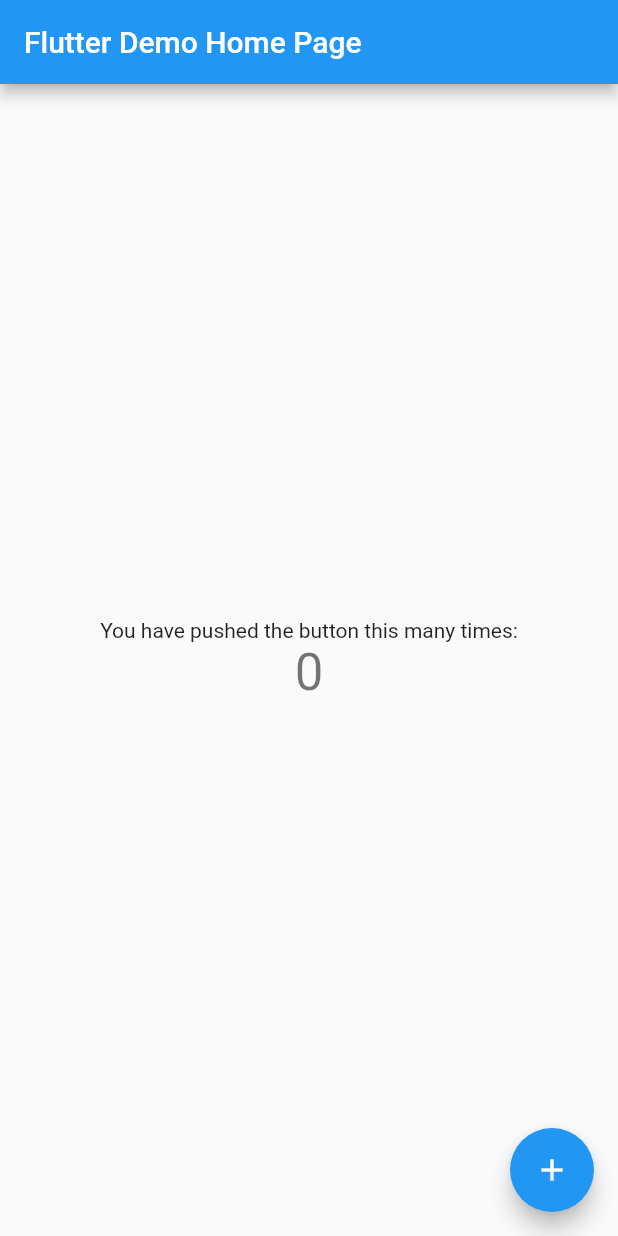
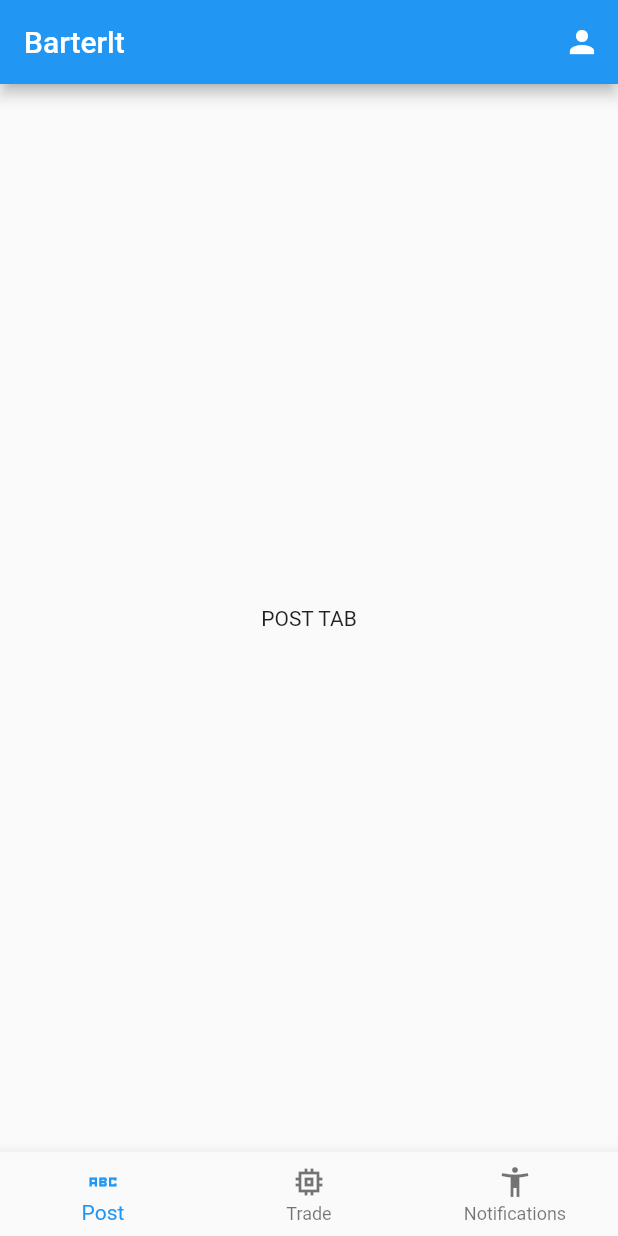
Before and after one commit to Haikal283950/STIW2044-Lab-Assignment-2-Barterlt, a Flutter app: the screen it shows after launch, on a phone screen of 412 x 824 dp. Run offline on Flutter 3.47's test engine with Material 2 defaults, Android fonts, the phone set to English and light mode, and no system bars.

Commit message:
Implementation of 3 screens as promised

```diff
--- a/barterlt/lib/main.dart
+++ b/barterlt/lib/main.dart
@@ -1,3 +1,4 @@
+import 'package:barterlt/views/splash_screen.dart';
 import 'package:flutter/material.dart';
 
 void main() {
@@ -11,105 +12,24 @@ class MyApp extends StatelessWidget {
   @override
   Widget build(BuildContext context) {
     return MaterialApp(
-      title: 'Flutter Demo',
+      title: 'Barterlt',
       theme: ThemeData(
-        // This is the theme of your application.
-        //
-        // Try running your application with "flutter run". You'll see the
-        // application has a blue toolbar. Then, without quitting the app, try
-        // changing the primarySwatch below to Colors.green and then invoke
-        // "hot reload" (press "r" in the console where you ran "flutter run",
-        // or simply save your changes to "hot reload" in a Flutter IDE).
-        // Notice that the counter didn't reset back to zero; the application
-        // is not restarted.
-        primarySwatch: Colors.blue,
+          primarySwatch: Colors.blue,
+          textTheme: TextTheme(
+              displayLarge: TextStyle(
+                  fontFamily: 'Gotham',
+                  color: Color.fromARGB(255, 8, 9, 87),
+                  fontSize: 35,
+                  fontWeight: FontWeight.bold),
+              bodySmall: TextStyle(
+                  fontFamily: 'Gotham',
+                  color: Color.fromARGB(255, 8, 9, 87),
+                  fontSize: 13),
+              displaySmall: TextStyle(
+                  fontFamily: 'Gotham', color: Colors.white, fontSize: 13))),
+      home: Scaffold(
+        body: Splash_screen(),
       ),
-      home: const MyHomePage(title: 'Flutter Demo Home Page'),
     );
   }
 }
-
-class MyHomePage extends StatefulWidget {
-  const MyHomePage({super.key, required this.title});
-
-  // This widget is the home page of your application. It is stateful, meaning
-  // that it has a State object (defined below) that contains fields that affect
-  // how it looks.
-
-  // This class is the configuration for the state. It holds the values (in this
-  // case the title) provided by the parent (in this case the App widget) and
-  // used by the build method of the State. Fields in a Widget subclass are
-  // always marked "final".
-
-  final String title;
-
-  @override
-  State<MyHomePage> createState() => _MyHomePageState();
-}
-
-class _MyHomePageState extends State<MyHomePage> {
-  int _counter = 0;
-
-  void _incrementCounter() {
-    setState(() {
-      // This call to setState tells the Flutter framework that something has
-      // changed in this State, which causes it to rerun the build method below
-      // so that the display can reflect the updated values. If we changed
-      // _counter without calling setState(), then the build method would not be
-      // called again, and so nothing would appear to happen.
-      _counter++;
-    });
-  }
-
-  @override
-  Widget build(BuildContext context) {
-    // This method is rerun every time setState is called, for instance as done
-    // by the _incrementCounter method above.
-    //
-    // The Flutter framework has been optimized to make rerunning build methods
-    // fast, so that you can just rebuild anything that needs updating rather
-    // than having to individually change instances of widgets.
-    return Scaffold(
-      appBar: AppBar(
-        // Here we take the value from the MyHomePage object that was created by
-        // the App.build method, and use it to set our appbar title.
-        title: Text(widget.title),
-      ),
-      body: Center(
-        // Center is a layout widget. It takes a single child and positions it
-        // in the middle of the parent.
-        child: Column(
-          // Column is also a layout widget. It takes a list of children and
-          // arranges them vertically. By default, it sizes itself to fit its
-          // children horizontally, and tries to be as tall as its parent.
-          //
-          // Invoke "debug painting" (press "p" in the console, choose the
-          // "Toggle Debug Paint" action from the Flutter Inspector in Android
-          // Studio, or the "Toggle Debug Paint" command in Visual Studio Code)
-          // to see the wireframe for each widget.
-          //
-          // Column has various properties to control how it sizes itself and
-          // how it positions its children. Here we use mainAxisAlignment to
-          // center the children vertically; the main axis here is the vertical
-          // axis because Columns are vertical (the cross axis would be
-          // horizontal).
-          mainAxisAlignment: MainAxisAlignment.center,
-          children: <Widget>[
-            const Text(
-              'You have pushed the button this many times:',
-            ),
-            Text(
-              '$_counter',
-              style: Theme.of(context).textTheme.headlineMedium,
-            ),
-          ],
-        ),
-      ),
-      floatingActionButton: FloatingActionButton(
-        onPressed: _incrementCounter,
-        tooltip: 'Increment',
-        child: const Icon(Icons.add),
-      ), // This trailing comma makes auto-formatting nicer for build methods.
-    );
-  }
-}
--- /dev/null
+++ b/barterlt/lib/views/main_screen.dart
@@ -0,0 +1,75 @@
+import 'package:barterlt/views/login_screen.dart';
+import 'package:barterlt/views/tab_page1.dart';
+import 'package:barterlt/views/tab_page2.dart';
+import 'package:barterlt/views/tab_page3.dart';
+import 'package:flutter/material.dart';
+
+class main_screen extends StatefulWidget {
+  const main_screen({super.key});
+
+  @override
+  State<main_screen> createState() => _main_screenState();
+}
+
+class _main_screenState extends State<main_screen> {
+  late List<Widget> tab_childs;
+  int _currentIndex = 0;
+  String mainTitle = "Trade";
+  @override
+  void initState() {
+    super.initState();
+    tab_childs = [tab_page1(), tab_page2(), tab_page3()];
+  }
+
+  @override
+  Widget build(BuildContext context) {
+    return Scaffold(
+      appBar: AppBar(
+        title: Text("Barterlt"),
+        actions: [
+          IconButton(
+              onPressed: () {
+                Navigator.push(context,
+                    MaterialPageRoute(builder: (context) => login_screen()));
+              },
+              icon: Icon(Icons.person))
+        ],
+      ),
+      body: tab_childs[_currentIndex],
+      bottomNavigationBar: BottomNavigationBar(
+        type: BottomNavigationBarType.fixed,
+        onTap: onTabTapped,
+        currentIndex: _currentIndex,
+        items: [
+          BottomNavigationBarItem(
+            icon: Icon(Icons.abc_sharp),
+            label: "Post",
+          ),
+          BottomNavigationBarItem(
+            icon: Icon(Icons.memory_sharp),
+            label: "Trade",
+          ),
+          BottomNavigationBarItem(
+            icon: Icon(Icons.accessibility_new_outlined),
+            label: "Notifications",
+          ),
+        ],
+      ),
+    );
+  }
+
+  void onTabTapped(int index) {
+    setState(() {
+      _currentIndex = index;
+      if (_currentIndex == 0) {
+        mainTitle = "Post";
+      }
+      if (_currentIndex == 1) {
+        mainTitle = "Trade";
+      }
+      if (_currentIndex == 2) {
+        mainTitle = "Notifications";
+      }
+    });
+  }
+}
--- /dev/null
+++ b/barterlt/lib/views/tab_page1.dart
@@ -0,0 +1,17 @@
+import 'package:flutter/material.dart';
+
+class tab_page1 extends StatefulWidget {
+  const tab_page1({super.key});
+
+  @override
+  State<tab_page1> createState() => _tab_page1State();
+}
+
+class _tab_page1State extends State<tab_page1> {
+  @override
+  Widget build(BuildContext context) {
+    return const Center(
+      child: Text("POST TAB"),
+    );
+  }
+}
--- /dev/null
+++ b/barterlt/lib/views/tab_page2.dart
@@ -0,0 +1,17 @@
+import 'package:flutter/material.dart';
+
+class tab_page2 extends StatefulWidget {
+  const tab_page2({super.key});
+
+  @override
+  State<tab_page2> createState() => _tab_page2State();
+}
+
+class _tab_page2State extends State<tab_page2> {
+  @override
+  Widget build(BuildContext context) {
+    return const Center(
+      child: Text("TRADE TAB"),
+    );
+  }
+}
--- /dev/null
+++ b/barterlt/lib/views/tab_page3.dart
@@ -0,0 +1,17 @@
+import 'package:flutter/material.dart';
+
+class tab_page3 extends StatefulWidget {
+  const tab_page3({super.key});
+
+  @override
+  State<tab_page3> createState() => _tab_page3State();
+}
+
+class _tab_page3State extends State<tab_page3> {
+  @override
+  Widget build(BuildContext context) {
+    return const Center(
+      child: Text("NOTIFICATIONS TAB"),
+    );
+  }
+}
```
Also changed, not shown: barterlt/lib/views/login_screen.dart (added, +92 -0 lines), barterlt/lib/views/splash_screen.dart (added, +66 -0 lines), barterlt/pubspec.yaml (+16 -8 lines), barterlt/assets/fonts/GothamBold.ttf (added), barterlt/assets/fonts/GothamBoldItalic.ttf (added), barterlt/assets/fonts/GothamBook.ttf (added), barterlt/assets/fonts/GothamBookItalic.ttf (added), barterlt/assets/fonts/GothamLight.ttf (added), barterlt/assets/fonts/GothamLightItalic.ttf (added), barterlt/assets/fonts/GothamMedium.ttf (added), barterlt/assets/fonts/GothamMediumItalic.ttf (added), barterlt/assets/gifs/customLoad.gif (added), barterlt/assets/images/Bartlet-Logo.png (added), barterlt/assets/images/market.jpg (added).
